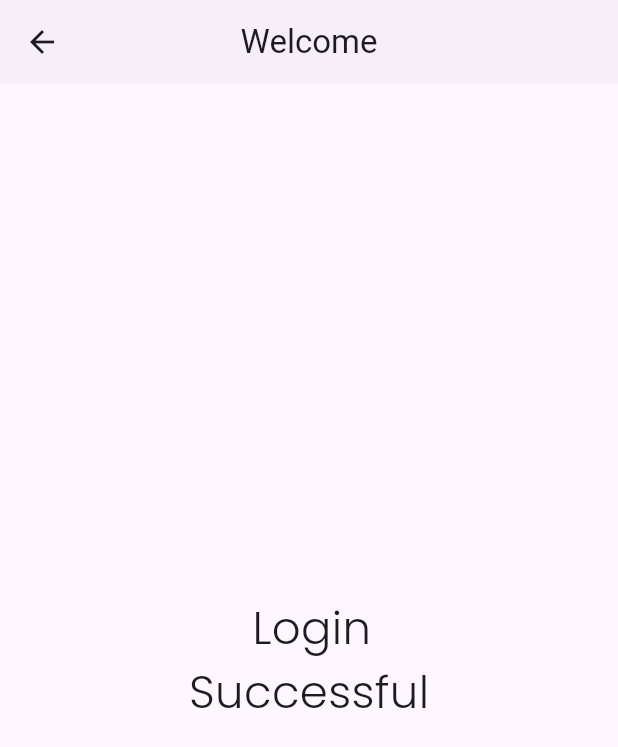
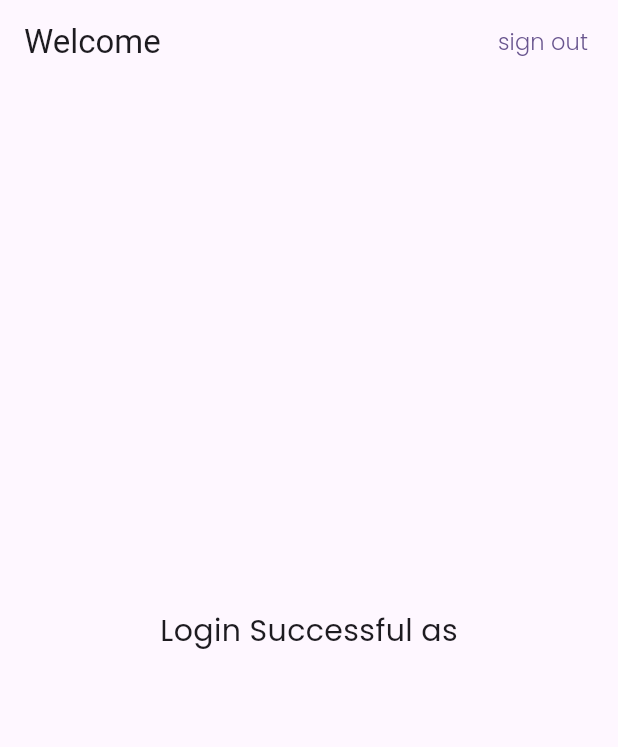
Before and after one commit to ianshaloom/firebase-auth-services-app, a Flutter app: the HomePage screen opened by its route, on a phone screen of 412 x 824 dp. Shown: the top 747 px of the screen. Run offline on Flutter 3.47's test engine with Material 2 defaults, Android fonts, the phone set to English and light mode, and no system bars; our stand-ins replace firebase_auth, firebase_core, google_fonts; accounts and stored records are empty.

Commit message:
Navigation cleanup and firebase sign out

```diff
--- a/lib/model/routes.dart
+++ b/lib/model/routes.dart
@@ -1,10 +1,12 @@
 import 'package:flutter/widgets.dart';
 
 import '../pages/homepage/widgets/homepage.dart';
+import '../pages/mainpage/main_page.dart';
 import '../pages/verify_email_page/verify_email_page.dart';
 
 Map<String, Widget Function(BuildContext)> routess = <String, WidgetBuilder>{
   '/home_page/': (context) => const HomePage(),
+  '/main_page/': (context) => const MainPage(),
   //'/reset_password_page/': (context) => const ProfilePage(),
   '/verify_email_page/': (context) => const VerifiedPage(),
 };
--- a/lib/pages/homepage/widgets/homepage.dart
+++ b/lib/pages/homepage/widgets/homepage.dart
@@ -1,26 +1,103 @@
+import 'package:firebase_auth/firebase_auth.dart';
 import 'package:flutter/material.dart';
 import 'package:google_fonts/google_fonts.dart';
 
-class HomePage extends StatelessWidget {
+import '../../../components/utils.dart';
+import '../../mainpage/main_page.dart';
+
+class HomePage extends StatefulWidget {
   const HomePage({
     super.key,
   });
+
+  @override
+  State<HomePage> createState() => _HomePageState();
+}
+
+class _HomePageState extends State<HomePage> {
+  final user = FirebaseAuth.instance.currentUser!;
+  final navigatorKey = GlobalKey<NavigatorState>();
+
+  Future signOut() async {
+    showDialog(
+      context: context,
+      barrierDismissible: false,
+      builder: (context) => WillPopScope(
+        onWillPop: () async => false,
+        child: Dialog(
+          child: Container(
+            padding: const EdgeInsets.all(16.0),
+            child: const Row(
+              children: [
+                CircularProgressIndicator(),
+                SizedBox(width: 16.0),
+                Text('Signing Out...'),
+              ],
+            ),
+          ),
+        ),
+      ),
+    );
+
+    try {
+      await FirebaseAuth.instance.signOut();
+      navigateToMainPage();
+    } on FirebaseAuthException catch (e) {
+      Navigator.of(context).pop(); // Close the dialog
+      Utils.showSnackBar(context, e.code.toString());
+      return;
+    }
+  }
+
+  void navigateToMainPage() {
+    Navigator.of(context).pop();
+    Navigator.of(context).pushNamedAndRemoveUntil(
+      '/main_page/',
+      (route) => false,
+    );
+  }
 
   @override
   Widget build(BuildContext context) {
     return Scaffold(
       appBar: AppBar(
         title: const Text("Welcome"),
-        centerTitle: true,
-        elevation: 1,
+        automaticallyImplyLeading: false,
+        actions: [
+          Padding(
+            padding: const EdgeInsets.all(8.0),
+            child: TextButton(
+              onPressed: signOut,
+              child: Text(
+                'sign out',
+                style: GoogleFonts.poppins(
+                  fontSize: 15,
+                  fontWeight: FontWeight.w300,
+                ),
+              ),
+            ),
+          ),
+        ],
       ),
       body: Center(
-        child: Text(
-          '     Login\nSuccessful',
-          style: GoogleFonts.poppins(
-            fontSize: 30,
-            fontWeight: FontWeight.w300,
-          ),
+        child: Column(
+          mainAxisAlignment: MainAxisAlignment.center,
+          children: [
+            Text(
+              'Login Successful as',
+              style: GoogleFonts.poppins(
+                fontSize: 20,
+                fontWeight: FontWeight.w400,
+              ),
+            ),
+            Text(
+              user.email!,
+              style: GoogleFonts.poppins(
+                fontSize: 27,
+                fontWeight: FontWeight.w300,
+              ),
+            ),
+          ],
         ),
       ),
     );
```
Also changed, not shown: lib/main.dart (+13 -3 lines), lib/pages/mainpage/main_page.dart (+8 -7 lines).
